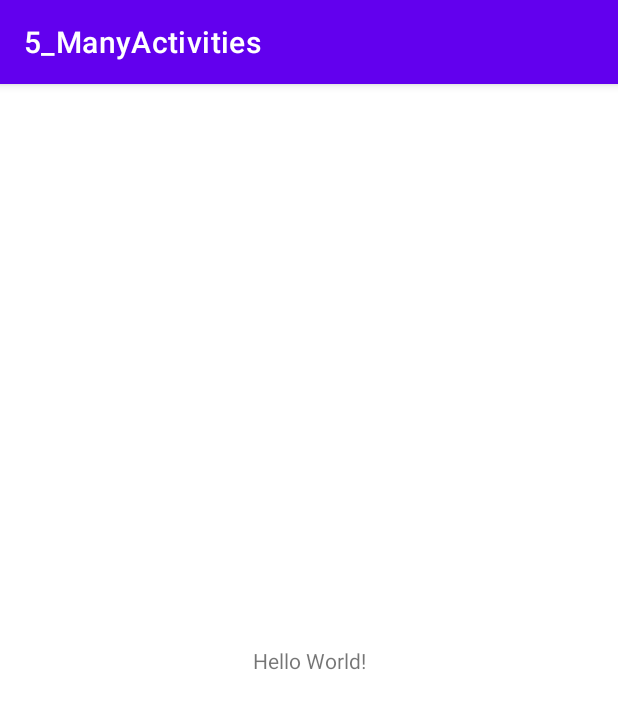
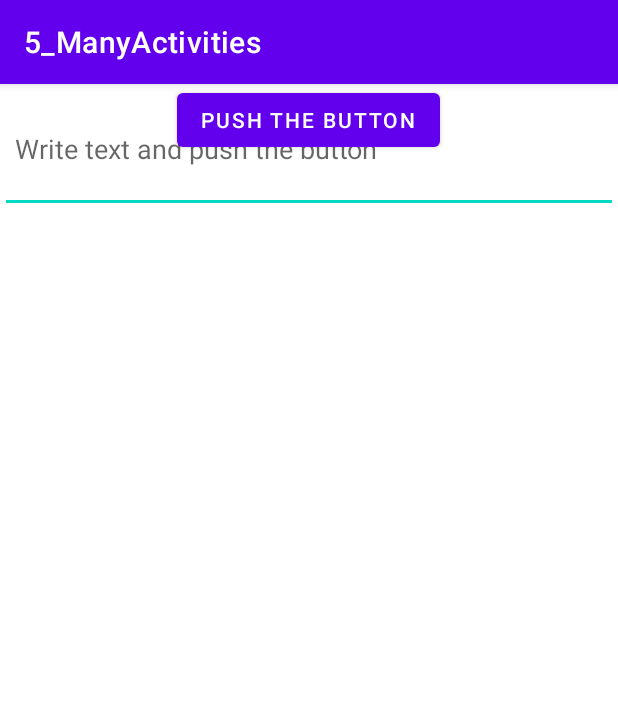
Before and after one commit to aleksey-dev-grin/BOMA, an Android app: the screen it shows after launch (MainActivity), on a phone screen of 412 x 824 dp. Shown: the top 709 px of the screen. Run offline under Robolectric (Android 15) with nearby library versions, the phone set to English and light mode, and no system bars.

Commit message:
New Module: 5 - Many Activitys -add EditText -add Button -add method on Button -add Activity for massage

```diff
--- a/5_manyactivities/src/main/AndroidManifest.xml
+++ b/5_manyactivities/src/main/AndroidManifest.xml
@@ -9,6 +9,7 @@
         android:roundIcon="@mipmap/ic_launcher_round"
         android:supportsRtl="true"
         android:theme="@style/Theme.BOMA">
+        <activity android:name=".RecievedMessageActivity"></activity>
         <activity android:name=".MainActivity">
             <intent-filter>
                 <action android:name="android.intent.action.MAIN" />
--- a/5_manyactivities/src/main/java/com/example/a5_manyactivities/MainActivity.java
+++ b/5_manyactivities/src/main/java/com/example/a5_manyactivities/MainActivity.java
@@ -3,12 +3,23 @@ package com.example.a5_manyactivities;
 import androidx.appcompat.app.AppCompatActivity;
 
 import android.os.Bundle;
+import android.view.View;
+import android.widget.EditText;
 
 public class MainActivity extends AppCompatActivity {
+
+    private EditText editTextMsg;
 
     @Override
     protected void onCreate(Bundle savedInstanceState) {
         super.onCreate(savedInstanceState);
         setContentView(R.layout.activity_main);
+
+        editTextMsg = findViewById(R.id.editTextMsg);
     }
+
+    public void onClickSendMsg(View view) {
+        String msg = editTextMsg.getText().toString();
+    }
+
 }
--- a/5_manyactivities/src/main/res/layout/activity_main.xml
+++ b/5_manyactivities/src/main/res/layout/activity_main.xml
@@ -6,13 +6,27 @@
     android:layout_height="match_parent"
     tools:context=".MainActivity">
 
-    <TextView
+    <EditText
+        android:id="@+id/editTextMsg"
+        android:layout_width="match_parent"
+        android:layout_height="86dp"
+        android:ems="10"
+        android:hint="@string/write_text_and_push_the_button"
+        android:inputType="textPersonName"
+        android:padding="10dp"
+        app:layout_constraintEnd_toEndOf="parent"
+        app:layout_constraintStart_toStartOf="parent"
+        app:layout_constraintTop_toTopOf="parent" />
+
+    <Button
+        android:id="@+id/buttonSend"
         android:layout_width="wrap_content"
         android:layout_height="wrap_content"
-        android:text="Hello World!"
-        app:layout_constraintBottom_toBottomOf="parent"
-        app:layout_constraintLeft_toLeftOf="parent"
-        app:layout_constraintRight_toRightOf="parent"
-        app:layout_constraintTop_toTopOf="parent" />
-
+        android:layout_marginTop="200dp"
+        android:text="@string/push_the_button"
+        android:onClick="onClickSendMsg"
+        app:layout_constraintEnd_toEndOf="parent"
+        app:layout_constraintHorizontal_bias="0.498"
+        app:layout_constraintStart_toStartOf="parent"
+        app:layout_constraintTop_toBottomOf="@+id/editTextMessage" />
 </androidx.constraintlayout.widget.ConstraintLayout>
--- a/5_manyactivities/src/main/res/values/strings.xml
+++ b/5_manyactivities/src/main/res/values/strings.xml
@@ -1,3 +1,5 @@
 <resources>
     <string name="app_name">5_ManyActivities</string>
+    <string name="write_text_and_push_the_button">Write text and push the button</string>
+    <string name="push_the_button">Push the button</string>
 </resources>
```
Also changed, not shown: 5_manyactivities/src/main/java/com/example/a5_manyactivities/RecievedMessageActivity.java (added, +14 -0 lines), 5_manyactivities/src/main/res/layout/activity_recieved_message.xml (added, +9 -0 lines).
